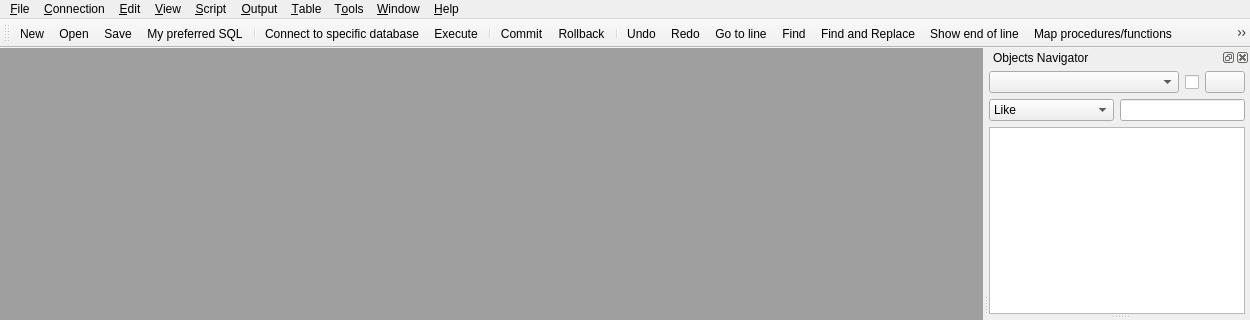
The window that source/qtdesigner/MSql_editor_win1_ui.ui (MValaguz/MSql) describes before a commit, drawn with Qt 5; both pictures show x 0 to 1250 and y 0 to 320 of the 1250 by 581 pixel window.
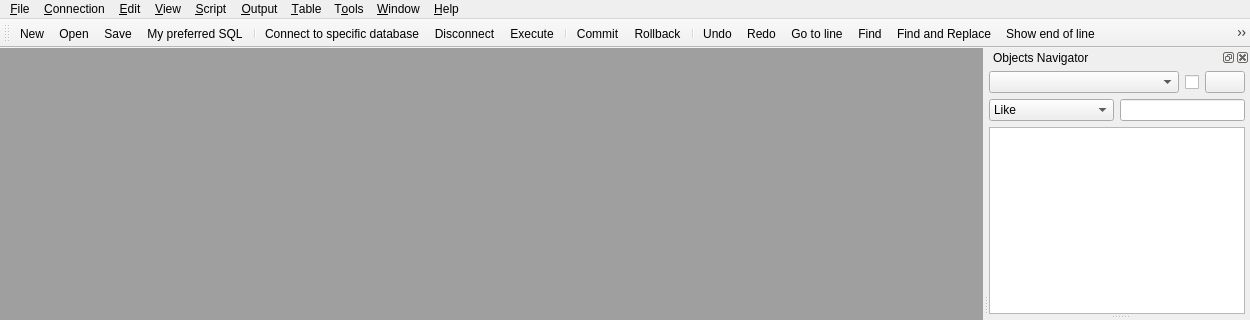
The same window after the commit. Icons and pictures are not drawn.

The edit to the form file:
```diff
--- a/source/qtdesigner/MSql_editor_win1_ui.ui
+++ b/source/qtdesigner/MSql_editor_win1_ui.ui
@@ -643,6 +643,7 @@
    <addaction name="actionMy_preferred_SQL"/>
    <addaction name="separator"/>
    <addaction name="actionConnect"/>
+   <addaction name="actionDisconnect"/>
    <addaction name="actionRun_selected_area"/>
    <addaction name="separator"/>
    <addaction name="actionCommit"/>
@@ -1494,6 +1495,15 @@
     <string>Ctrl+I</string>
    </property>
   </action>
+  <action name="actionDisconnect">
+   <property name="icon">
+    <iconset resource="resource.qrc">
+     <normaloff>:/icons/icons/disconnect.png</normaloff>:/icons/icons/disconnect.png</iconset>
+   </property>
+   <property name="text">
+    <string>Disconnect</string>
+   </property>
+  </action>
  </widget>
  <tabstops>
   <tabstop>oggetti_db_scelta</tabstop>
```
Left out of the diff: 1 changed line with no effect on the pictures.
